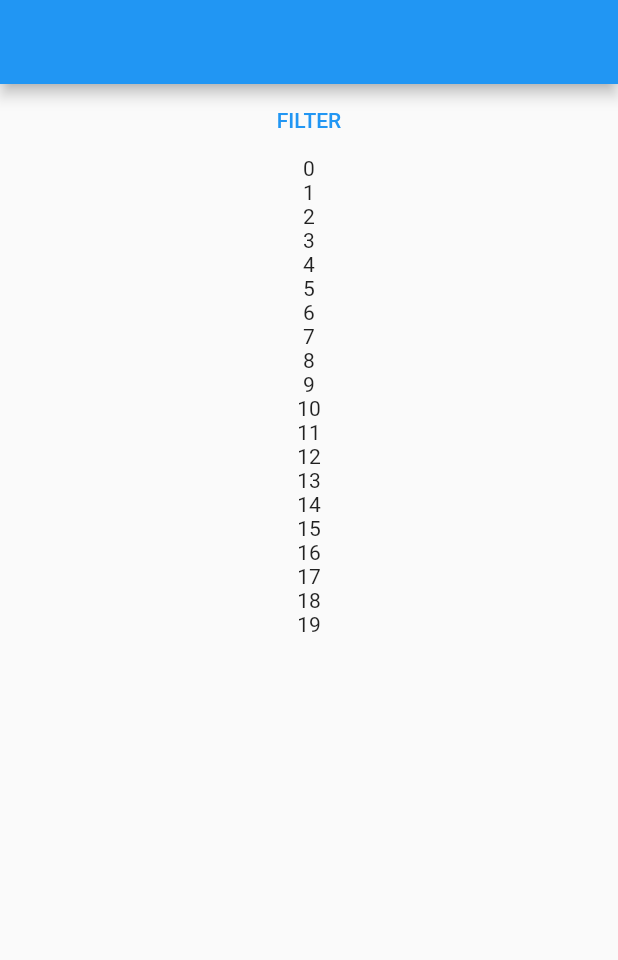
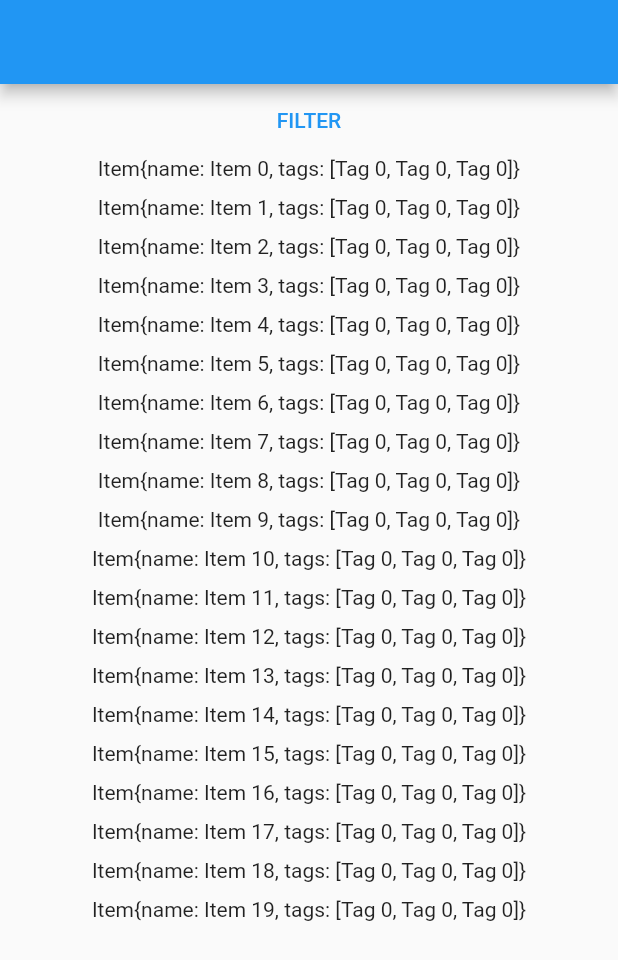
Before and after one commit to gucci-quoci/bloc_test, a Flutter app: the screen it shows after launch, on a phone screen of 412 x 824 dp. Shown: the top 960 px of the screen. Run offline on Flutter 3.47's test engine with Material 2 defaults, Android fonts, the phone set to English and light mode, and no system bars; our stand-ins replace bloc, equatable, flutter_bloc.

Commit message:
make example more clear

```diff
--- a/lib/item.dart
+++ b/lib/item.dart
@@ -8,4 +8,9 @@ class Item extends Equatable {
 
   @override
   List<Object?> get props => [name, tags];
+
+  @override
+  String toString() {
+    return 'Item{name: $name, tags: $tags}';
+  }
 }
--- a/lib/items/items_bloc.dart
+++ b/lib/items/items_bloc.dart
@@ -20,10 +20,10 @@ class ItemsBloc extends Bloc<ItemsEvent, ItemsState> {
           final List<Item> items = List.generate(
             20,
             (index) => Item(
-              index.toString(),
+              'Item $index',
               List<String>.generate(
                 3,
-                (_) => Random().nextInt(10).toString(),
+                (_) => 'Tag ${Random().nextInt(10).toString()}',
               ),
             ),
           );
--- a/lib/main.dart
+++ b/lib/main.dart
@@ -52,10 +52,16 @@ class ItemList extends StatelessWidget {
                   return const LoadingIndicator();
                 } else {
                   final List<Item> items = (state as ItemsLoadOnSuccess).items;
-                  return ListView.builder(
+                  return ListView.separated(
                     shrinkWrap: true,
-                    itemBuilder: (context, index) =>
-                        Center(child: Text(items[index].name)),
+                    separatorBuilder: (_, __) => const SizedBox(
+                      height: 10,
+                    ),
+                    itemBuilder: (context, index) => Center(
+                      child: Text(
+                        items[index].toString(),
+                      ),
+                    ),
                     itemCount: items.length,
                   );
                 }
--- a/lib/tags/tags_bloc.dart
+++ b/lib/tags/tags_bloc.dart
@@ -12,7 +12,7 @@ class TagsBloc extends Bloc<TagsEvent, TagsState> {
         final List<Tag> tags = List.generate(
           10,
           (index) => Tag(
-            index.toString(),
+            'Tag $index',
           ),
         );
         emit(TagsLoadOnSuccess(tags, tags));
```
